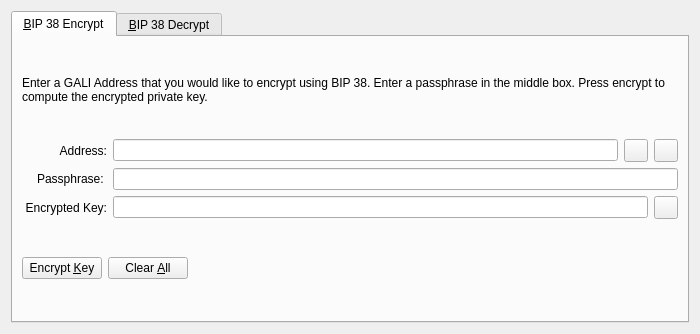
Qt form src/qt/forms/bip38tooldialog.ui (Salvage-Ex/Salvage-old2) before a commit.
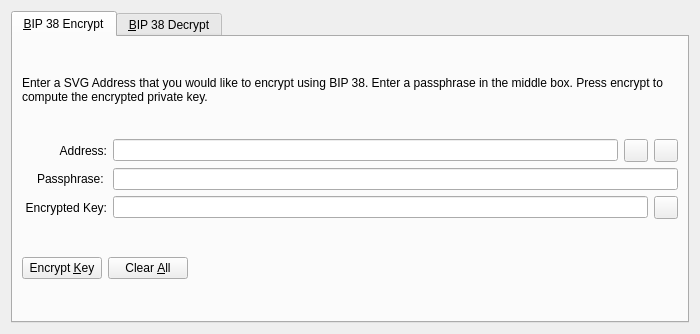
The same form after that commit. The open tabs and pages were chosen to show the change. Icons and pictures are not drawn. Custom widgets are drawn as their Qt base class.

The edit to the form file:
```diff
--- a/src/qt/forms/bip38tooldialog.ui
+++ b/src/qt/forms/bip38tooldialog.ui
@@ -30,7 +30,7 @@
        <item>
         <widget class="QLabel" name="infoLabel_ENC">
          <property name="text">
-          <string>Enter a GALI Address that you would like to encrypt using BIP 38. Enter a passphrase in the middle box. Press encrypt to compute the encrypted private key.</string>
+          <string>Enter a SVG Address that you would like to encrypt using BIP 38. Enter a passphrase in the middle box. Press encrypt to compute the encrypted private key.</string>
          </property>
          <property name="textFormat">
           <enum>Qt::PlainText</enum>
```
Left out of the diff: 22 changed lines with no effect on the pictures.
